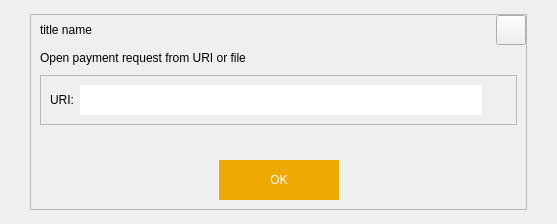
MassGrid/MassGrid, file src/qt/forms/openuridialog.ui: the form before one commit.
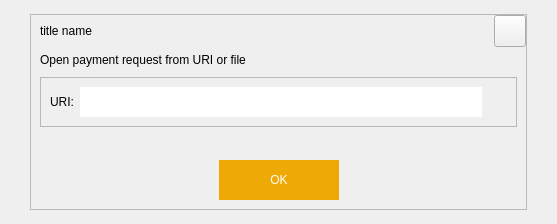
The form after the commit. Icons and pictures are not drawn. Custom widgets are drawn as their Qt base class.

Diff of the .ui file:
```diff
--- a/src/qt/forms/openuridialog.ui
+++ b/src/qt/forms/openuridialog.ui
@@ -100,14 +100,14 @@
             <widget class="QToolButton" name="cancelButton">
              <property name="minimumSize">
               <size>
-               <width>30</width>
-               <height>30</height>
+               <width>32</width>
+               <height>32</height>
               </size>
              </property>
              <property name="maximumSize">
               <size>
-               <width>30</width>
-               <height>30</height>
+               <width>32</width>
+               <height>32</height>
               </size>
              </property>
              <property name="styleSheet">
```
